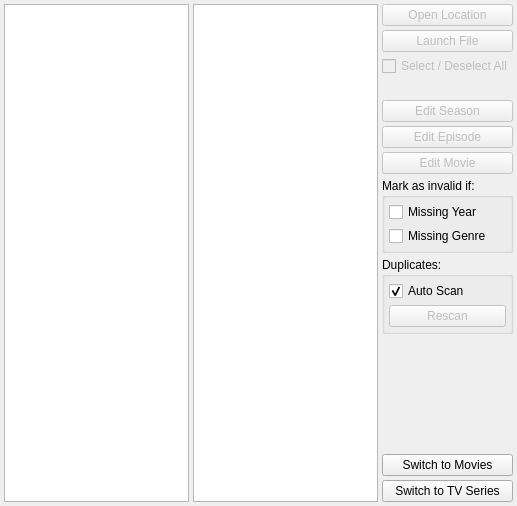
This is src/trunk/ui/ui_WorkBench.ui in rexMingla/my-renamer as Qt 5 draws it before an edit. The edited form follows.
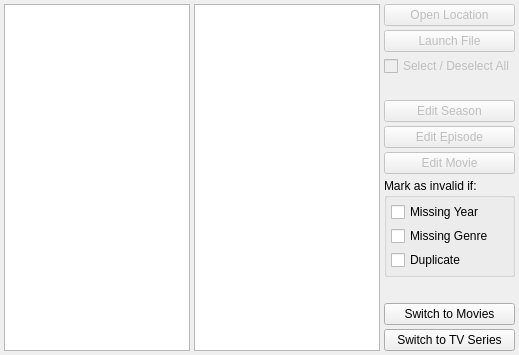
This is the edited form.

Commit message: - Handled save config failure change better - Now not a complete rescan when a duplicate movie changes, only movies that were previously duplicates or moves that are now duplicates of the changed movie.

What changed in the file:
```diff
--- a/src/trunk/ui/ui_WorkBench.ui
+++ b/src/trunk/ui/ui_WorkBench.ui
@@ -6,8 +6,8 @@
    <rect>
     <x>0</x>
     <y>0</y>
-    <width>517</width>
-    <height>506</height>
+    <width>519</width>
+    <height>355</height>
    </rect>
   </property>
   <property name="windowTitle">
@@ -195,50 +195,10 @@
           </property>
          </widget>
         </item>
-       </layout>
-      </widget>
-     </item>
-     <item>
-      <widget class="QGroupBox" name="duplicatesGroupBox">
-       <property name="enabled">
-        <bool>true</bool>
-       </property>
-       <property name="title">
-        <string>Duplicates:</string>
-       </property>
-       <layout class="QVBoxLayout" name="verticalLayout_3">
-        <property name="spacing">
-         <number>4</number>
-        </property>
-        <property name="margin">
-         <number>4</number>
-        </property>
         <item>
-         <widget class="QCheckBox" name="autoScanCheckBox">
-          <property name="enabled">
-           <bool>true</bool>
-          </property>
-          <property name="toolTip">
-           <string>Automatically check for duplicate movies after each change. This may take a long time.</string>
-          </property>
+         <widget class="QCheckBox" name="duplicateCheckBox">
           <property name="text">
-           <string>Auto Scan</string>
-          </property>
-          <property name="checked">
-           <bool>true</bool>
-          </property>
-         </widget>
-        </item>
-        <item>
-         <widget class="QPushButton" name="scanButton">
-          <property name="enabled">
-           <bool>false</bool>
-          </property>
-          <property name="toolTip">
-           <string>Scan and mark all duplicate movies</string>
-          </property>
-          <property name="text">
-           <string>Rescan</string>
+           <string>Duplicate</string>
           </property>
          </widget>
         </item>
```
The commit also changes 3 other files.
